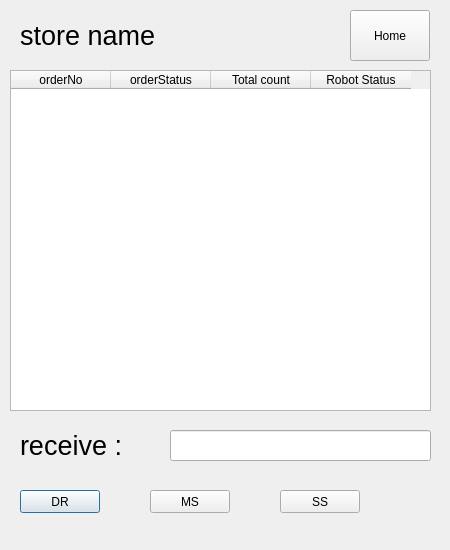
sna145815/Self-driving-airport-work-robot, file store/store.ui: the form before one commit.
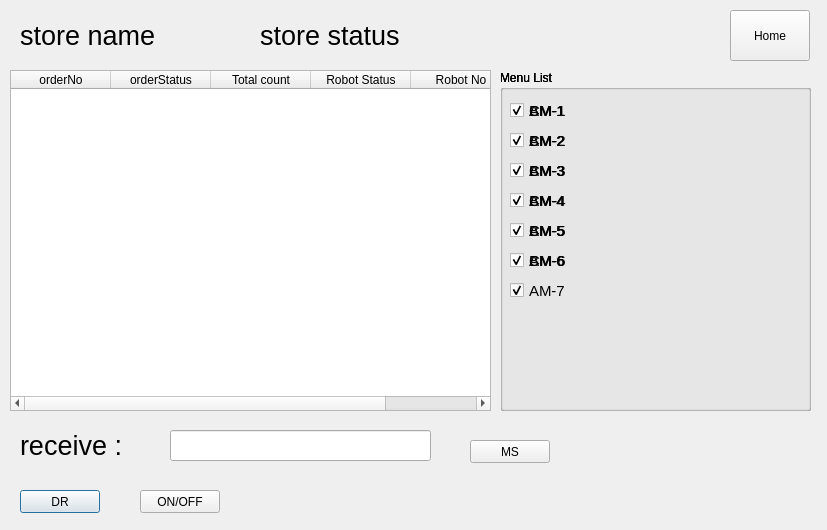
The form after the commit.

Commit message: storeGUISrv v1.0 : complete kiosk,controlTower,store test

```diff
--- a/store/store.ui
+++ b/store/store.ui
@@ -6,8 +6,8 @@
    <rect>
     <x>0</x>
     <y>0</y>
-    <width>450</width>
-    <height>550</height>
+    <width>827</width>
+    <height>530</height>
    </rect>
   </property>
   <property name="windowTitle">
@@ -29,8 +29,8 @@
   <widget class="QPushButton" name="MSbtn">
    <property name="geometry">
     <rect>
-     <x>150</x>
-     <y>490</y>
+     <x>470</x>
+     <y>440</y>
      <width>80</width>
      <height>23</height>
     </rect>
@@ -42,14 +42,14 @@
   <widget class="QPushButton" name="SSbtn">
    <property name="geometry">
     <rect>
-     <x>280</x>
+     <x>140</x>
      <y>490</y>
      <width>80</width>
      <height>23</height>
     </rect>
    </property>
    <property name="text">
-    <string>SS</string>
+    <string>ON/OFF</string>
    </property>
   </widget>
   <widget class="QLabel" name="label">
@@ -88,7 +88,7 @@
   <widget class="QPushButton" name="homeBtn">
    <property name="geometry">
     <rect>
-     <x>350</x>
+     <x>730</x>
      <y>10</y>
      <width>80</width>
      <height>51</height>
@@ -121,7 +121,7 @@
     <rect>
      <x>10</x>
      <y>70</y>
-     <width>421</width>
+     <width>481</width>
      <height>341</height>
     </rect>
    </property>
@@ -145,6 +145,467 @@
      <string>Robot Status</string>
     </property>
    </column>
+   <column>
+    <property name="text">
+     <string>Robot No</string>
+    </property>
+   </column>
+  </widget>
+  <widget class="QGroupBox" name="menuListGB1">
+   <property name="geometry">
+    <rect>
+     <x>500</x>
+     <y>70</y>
+     <width>311</width>
+     <height>341</height>
+    </rect>
+   </property>
+   <property name="title">
+    <string>Menu List</string>
+   </property>
+   <widget class="QCheckBox" name="menuCbAM1">
+    <property name="geometry">
+     <rect>
+      <x>10</x>
+      <y>30</y>
+      <width>291</width>
+      <height>21</height>
+     </rect>
+    </property>
+    <property name="font">
+     <font>
+      <pointsize>11</pointsize>
+     </font>
+    </property>
+    <property name="text">
+     <string>AM-1</string>
+    </property>
+    <property name="checked">
+     <bool>true</bool>
+    </property>
+   </widget>
+   <widget class="QCheckBox" name="menuCbAM2">
+    <property name="geometry">
+     <rect>
+      <x>10</x>
+      <y>60</y>
+      <width>291</width>
+      <height>21</height>
+     </rect>
+    </property>
+    <property name="font">
+     <font>
+      <pointsize>11</pointsize>
+     </font>
+    </property>
+    <property name="text">
+     <string>AM-2</string>
+    </property>
+    <property name="checked">
+     <bool>true</bool>
+    </property>
+   </widget>
+   <widget class="QCheckBox" name="menuCbAM3">
+    <property name="geometry">
+     <rect>
+      <x>10</x>
+      <y>90</y>
+      <width>291</width>
+      <height>21</height>
+     </rect>
+    </property>
+    <property name="font">
+     <font>
+      <pointsize>11</pointsize>
+     </font>
+    </property>
+    <property name="text">
+     <string>AM-3</string>
+    </property>
+    <property name="checked">
+     <bool>true</bool>
+    </property>
+   </widget>
+   <widget class="QCheckBox" name="menuCbAM4">
+    <property name="geometry">
+     <rect>
+      <x>10</x>
+      <y>120</y>
+      <width>291</width>
+      <height>21</height>
+     </rect>
+    </property>
+    <property name="font">
+     <font>
+      <pointsize>11</pointsize>
+     </font>
+    </property>
+    <property name="text">
+     <string>AM-4</string>
+    </property>
+    <property name="checked">
+     <bool>true</bool>
+    </property>
+   </widget>
+   <widget class="QCheckBox" name="menuCbAM5">
+    <property name="geometry">
+     <rect>
+      <x>10</x>
+      <y>150</y>
+      <width>291</width>
+      <height>21</height>
+     </rect>
+    </property>
+    <property name="font">
+     <font>
+      <pointsize>11</pointsize>
+     </font>
+    </property>
+    <property name="text">
+     <string>AM-5</string>
+    </property>
+    <property name="checked">
+     <bool>true</bool>
+    </property>
+   </widget>
+   <widget class="QCheckBox" name="menuCbAM6">
+    <property name="geometry">
+     <rect>
+      <x>10</x>
+      <y>180</y>
+      <width>291</width>
+      <height>21</height>
+     </rect>
+    </property>
+    <property name="font">
+     <font>
+      <pointsize>11</pointsize>
+     </font>
+    </property>
+    <property name="text">
+     <string>AM-6</string>
+    </property>
+    <property name="checked">
+     <bool>true</bool>
+    </property>
+   </widget>
+   <widget class="QCheckBox" name="menuCbAM7">
+    <property name="geometry">
+     <rect>
+      <x>10</x>
+      <y>210</y>
+      <width>291</width>
+      <height>21</height>
+     </rect>
+    </property>
+    <property name="font">
+     <font>
+      <pointsize>11</pointsize>
+     </font>
+    </property>
+    <property name="text">
+     <string>AM-7</string>
+    </property>
+    <property name="checked">
+     <bool>true</bool>
+    </property>
+   </widget>
+  </widget>
+  <widget class="QLabel" name="statusLabel">
+   <property name="geometry">
+    <rect>
+     <x>260</x>
+     <y>20</y>
+     <width>231</width>
+     <height>31</height>
+    </rect>
+   </property>
+   <property name="font">
+    <font>
+     <pointsize>20</pointsize>
+    </font>
+   </property>
+   <property name="text">
+    <string>store status</string>
+   </property>
+  </widget>
+  <widget class="QGroupBox" name="menuListGB2">
+   <property name="geometry">
+    <rect>
+     <x>500</x>
+     <y>70</y>
+     <width>311</width>
+     <height>341</height>
+    </rect>
+   </property>
+   <property name="title">
+    <string>Menu List</string>
+   </property>
+   <widget class="QCheckBox" name="menuCbBM1">
+    <property name="geometry">
+     <rect>
+      <x>10</x>
+      <y>30</y>
+      <width>291</width>
+      <height>21</height>
+     </rect>
+    </property>
+    <property name="font">
+     <font>
+      <pointsize>11</pointsize>
+     </font>
+    </property>
+    <property name="text">
+     <string>BM-1</string>
+    </property>
+    <property name="checked">
+     <bool>true</bool>
+    </property>
+   </widget>
+   <widget class="QCheckBox" name="menuCbBM2">
+    <property name="geometry">
+     <rect>
+      <x>10</x>
+      <y>60</y>
+      <width>291</width>
+      <height>21</height>
+     </rect>
+    </property>
+    <property name="font">
+     <font>
+      <pointsize>11</pointsize>
+     </font>
+    </property>
+    <property name="text">
+     <string>BM-2</string>
+    </property>
+    <property name="checked">
+     <bool>true</bool>
+    </property>
+   </widget>
+   <widget class="QCheckBox" name="menuCbBM3">
+    <property name="geometry">
+     <rect>
+      <x>10</x>
+      <y>90</y>
+      <width>291</width>
+      <height>21</height>
+     </rect>
+    </property>
+    <property name="font">
+     <font>
+      <pointsize>11</pointsize>
+     </font>
+    </property>
+    <property name="text">
+     <string>BM-3</string>
+    </property>
+    <property name="checked">
+     <bool>true</bool>
+    </property>
+   </widget>
+   <widget class="QCheckBox" name="menuCbBM4">
+    <property name="geometry">
+     <rect>
+      <x>10</x>
+      <y>120</y>
+      <width>291</width>
+      <height>21</height>
+     </rect>
+    </property>
+    <property name="font">
+     <font>
+      <pointsize>11</pointsize>
+     </font>
+    </property>
+    <property name="text">
+     <string>BM-4</string>
+    </property>
+    <property name="checked">
+     <bool>true</bool>
+    </property>
+   </widget>
+   <widget class="QCheckBox" name="menuCbBM5">
+    <property name="geometry">
+     <rect>
+      <x>10</x>
+      <y>150</y>
+      <width>291</width>
+      <height>21</height>
+     </rect>
+    </property>
+    <property name="font">
+     <font>
+      <pointsize>11</pointsize>
+     </font>
+    </property>
+    <property name="text">
+     <string>BM-5</string>
+    </property>
+    <property name="checked">
+     <bool>true</bool>
+    </property>
+   </widget>
+   <widget class="QCheckBox" name="menuCbBM6">
+    <property name="geometry">
+     <rect>
+      <x>10</x>
+      <y>180</y>
+      <width>291</width>
+      <height>21</height>
+     </rect>
+    </property>
+    <property name="font">
+     <font>
+      <pointsize>11</pointsize>
+     </font>
+    </property>
+    <property name="text">
+     <string>BM-6</string>
+    </property>
+    <property name="checked">
+     <bool>true</bool>
+    </property>
+   </widget>
+  </widget>
+  <widget class="QGroupBox" name="menuListGB3">
+   <property name="geometry">
+    <rect>
+     <x>500</x>
+     <y>70</y>
+     <width>311</width>
+     <height>341</height>
+    </rect>
+   </property>
+   <property name="title">
+    <string>Menu List</string>
+   </property>
+   <widget class="QCheckBox" name="menuCbCM1">
+    <property name="geometry">
+     <rect>
+      <x>10</x>
+      <y>30</y>
+      <width>291</width>
+      <height>21</height>
+     </rect>
+    </property>
+    <property name="font">
+     <font>
+      <pointsize>11</pointsize>
+     </font>
+    </property>
+    <property name="text">
+     <string>CM-1</string>
+    </property>
+    <property name="checked">
+     <bool>true</bool>
+    </property>
+   </widget>
+   <widget class="QCheckBox" name="menuCbCM2">
+    <property name="geometry">
+     <rect>
+      <x>10</x>
+      <y>60</y>
+      <width>291</width>
+      <height>21</height>
+     </rect>
+    </property>
+    <property name="font">
+     <font>
+      <pointsize>11</pointsize>
+     </font>
+    </property>
+    <property name="text">
+     <string>CM-2</string>
+    </property>
+    <property name="checked">
+     <bool>true</bool>
+    </property>
+   </widget>
+   <widget class="QCheckBox" name="menuCbCM3">
+    <property name="geometry">
+     <rect>
+      <x>10</x>
+      <y>90</y>
+      <width>291</width>
+      <height>21</height>
+     </rect>
+    </property>
+    <property name="font">
+     <font>
+      <pointsize>11</pointsize>
+     </font>
+    </property>
+    <property name="text">
+     <string>CM-3</string>
+    </property>
+    <property name="checked">
+     <bool>true</bool>
+    </property>
+   </widget>
+   <widget class="QCheckBox" name="menuCbCM4">
+    <property name="geometry">
+     <rect>
+      <x>10</x>
+      <y>120</y>
+      <width>291</width>
+      <height>21</height>
+     </rect>
+    </property>
+    <property name="font">
+     <font>
+      <pointsize>11</pointsize>
+     </font>
+    </property>
+    <property name="text">
+     <string>CM-4</string>
+    </property>
+    <property name="checked">
+     <bool>true</bool>
+    </property>
+   </widget>
+   <widget class="QCheckBox" name="menuCbCM5">
+    <property name="geometry">
+     <rect>
+      <x>10</x>
+      <y>150</y>
+      <width>291</width>
+      <height>21</height>
+     </rect>
+    </property>
+    <property name="font">
+     <font>
+      <pointsize>11</pointsize>
+     </font>
+    </property>
+    <property name="text">
+     <string>CM-5</string>
+    </property>
+    <property name="checked">
+     <bool>true</bool>
+    </property>
+   </widget>
+   <widget class="QCheckBox" name="menuCbCM6">
+    <property name="geometry">
+     <rect>
+      <x>10</x>
+      <y>180</y>
+      <width>291</width>
+      <height>21</height>
+     </rect>
+    </property>
+    <property name="font">
+     <font>
+      <pointsize>11</pointsize>
+     </font>
+    </property>
+    <property name="text">
+     <string>CM-6</string>
+    </property>
+    <property name="checked">
+     <bool>true</bool>
+    </property>
+   </widget>
   </widget>
  </widget>
  <resources/>
```
The commit also changes 3 other files.
